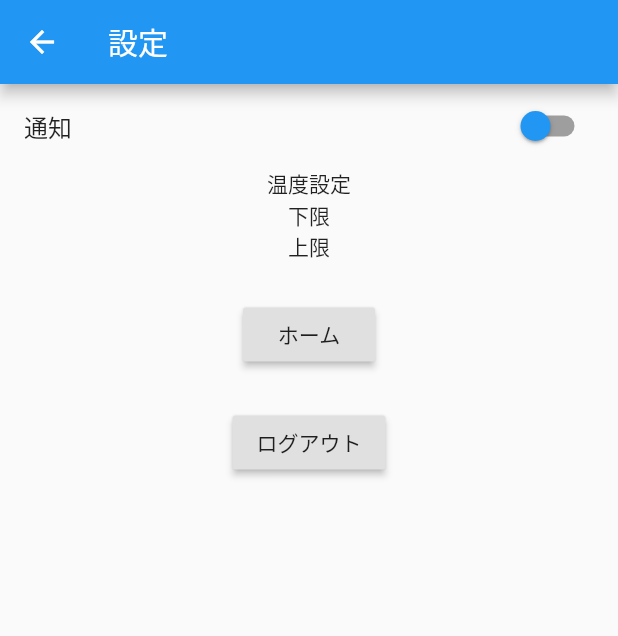
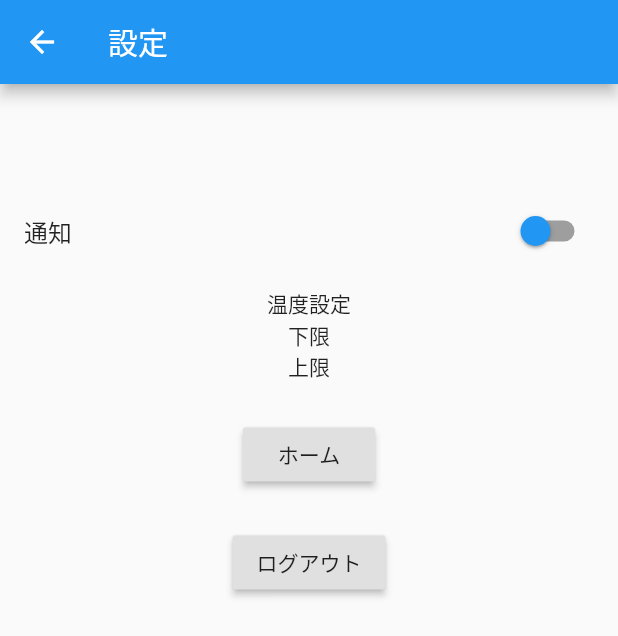
Before and after one commit to agriculture-x-iot/Agrimaster_app, a Flutter app: the Home screen opened by its route, after a tap on "設定", on a phone screen of 412 x 824 dp. Shown: the top 636 px of the screen. Run offline on Flutter 3.47's test engine with Material 2 defaults, Android fonts, the phone set to English and light mode, and no system bars; our stand-ins replace cloud_firestore, fluttertoast; accounts and stored records are empty.

Commit message:
いろいろ２

```diff
--- a/lib/main.dart
+++ b/lib/main.dart
@@ -1,6 +1,8 @@
 import 'dart:async';
 import 'package:cloud_firestore/cloud_firestore.dart';
 import 'package:flutter/material.dart';
+import 'package:fluttertoast/fluttertoast.dart';
+import 'package:flutter/services.dart';
 
 void main() {
   runApp(new MaterialApp(
@@ -212,12 +214,41 @@ class Home extends StatelessWidget {
         ],
       ),
       body: new Center(
-        child: new RaisedButton(
+        child: new Column(
+          children: <Widget>[
+
+            Padding(
+              padding: EdgeInsets.only(top: 70.0, bottom: 10.0),
+              child: const Text('温度',
+              style: TextStyle(fontSize: 20)),
+            ),
+
+            Padding(
+              padding: EdgeInsets.only(top: 10.0, bottom: 30.0),
+              child: const Text('20℃',
+              style: TextStyle(fontSize: 40)),
+            ),
+
+            Padding(
+              padding: EdgeInsets.only(top: 20.0, bottom: 10.0),
+              child: const Text('湿度',
+              style: TextStyle(fontSize: 20)),
+            ),
+
+            Padding(
+              padding: EdgeInsets.only(top: 10.0, bottom: 40.0),
+              child: const Text('50%',
+              style: TextStyle(fontSize: 40)),
+            ),
+
+            new RaisedButton(
             child: const Text("設定"),
             onPressed: () {
               // 設定画面へ
               Navigator.of(context).pushNamed("/setting");
               },
+            ),
+          ]
         ),
       ),
     );
@@ -255,7 +286,9 @@ class _SettingState extends State<Setting> {
               },
             ),*/
 
-            new SwitchListTile(
+            Padding(
+              padding: EdgeInsets.only(top: 70.0, bottom: 10.0),
+              child: SwitchListTile(
                 value: _active,
                 activeColor: Colors.orange,
                 activeTrackColor: Colors.red,
@@ -264,10 +297,11 @@ class _SettingState extends State<Setting> {
                 title: Text('通知'),
                 onChanged: _changeSwitch,
               ),
+            ),
 
-          const Text("温度設定"),
-          const Text("下限"),
-          const Text("上限"),
+          new Text("温度設定"),
+          new Text("下限"),
+          new Text("上限"),
 
           const SizedBox(height: 24.0),
           new RaisedButton(
--- a/pubspec.yaml
+++ b/pubspec.yaml
@@ -21,6 +21,7 @@ dependencies:
     sdk: flutter
   firebase_core: ^0.4.0  # add dependency for Firebase Core  ^0.2.5
   firebase_analytics: ^1.0.4  # add dependency for Google Analytics for Firebase
+  fluttertoast: ^3.1.3
 
   cloud_firestore: ^0.12.9+6
 
```
Also changed, not shown: pubspec.lock, 2 other files. Lines whose indentation alone changed are shown as unchanged.
